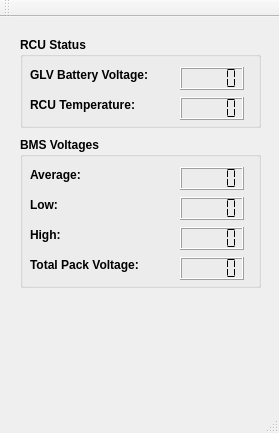
Before: the Qt Designer form Telemetry/HyTechTelemetry/mainwindow.ui in hytech-racing/code-2022, drawn with Qt 5.
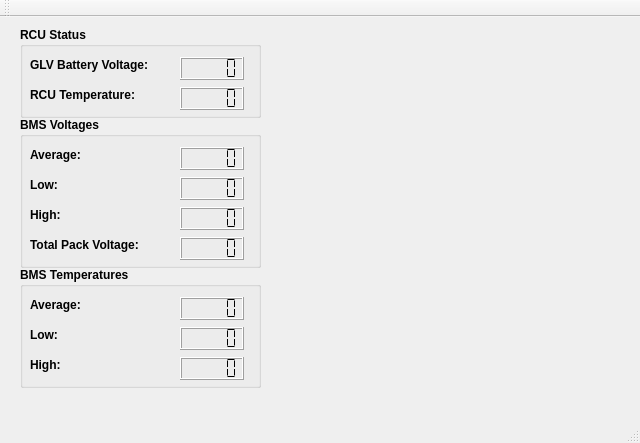
After: the same form once the commit is applied.

What changed in the file:
```diff
--- a/Telemetry/HyTechTelemetry/mainwindow.ui
+++ b/Telemetry/HyTechTelemetry/mainwindow.ui
@@ -6,8 +6,8 @@
    <rect>
     <x>0</x>
     <y>0</y>
-    <width>279</width>
-    <height>433</height>
+    <width>640</width>
+    <height>443</height>
    </rect>
   </property>
   <property name="windowTitle">
@@ -18,7 +18,7 @@
     <property name="geometry">
      <rect>
       <x>20</x>
-      <y>20</y>
+      <y>10</y>
       <width>241</width>
       <height>91</height>
      </rect>
@@ -104,7 +104,7 @@
     <property name="geometry">
      <rect>
       <x>20</x>
-      <y>120</y>
+      <y>100</y>
       <width>241</width>
       <height>151</height>
      </rect>
@@ -235,6 +235,112 @@
      </property>
     </widget>
    </widget>
+   <widget class="QGroupBox" name="bms_temps_group">
+    <property name="geometry">
+     <rect>
+      <x>20</x>
+      <y>250</y>
+      <width>241</width>
+      <height>121</height>
+     </rect>
+    </property>
+    <property name="font">
+     <font>
+      <weight>75</weight>
+      <bold>true</bold>
+     </font>
+    </property>
+    <property name="title">
+     <string>BMS Temperatures</string>
+    </property>
+    <widget class="QLabel" name="bms_high_temp_label">
+     <property name="geometry">
+      <rect>
+       <x>10</x>
+       <y>90</y>
+       <width>60</width>
+       <height>16</height>
+      </rect>
+     </property>
+     <property name="text">
+      <string>High:</string>
+     </property>
+    </widget>
+    <widget class="QLabel" name="bms_avg_temp_label">
+     <property name="geometry">
+      <rect>
+       <x>10</x>
+       <y>30</y>
+       <width>60</width>
+       <height>16</height>
+      </rect>
+     </property>
+     <property name="text">
+      <string>Average:</string>
+     </property>
+    </widget>
+    <widget class="QLabel" name="bms_low_temp_label">
+     <property name="geometry">
+      <rect>
+       <x>10</x>
+       <y>60</y>
+       <width>60</width>
+       <height>16</height>
+      </rect>
+     </property>
+     <property name="text">
+      <string>Low:</string>
+     </property>
+    </widget>
+    <widget class="QLCDNumber" name="bms_high_temp">
+     <property name="geometry">
+      <rect>
+       <x>160</x>
+       <y>90</y>
+       <width>64</width>
+       <height>23</height>
+      </rect>
+     </property>
+     <property name="smallDecimalPoint">
+      <bool>false</bool>
+     </property>
+     <property name="segmentStyle">
+      <enum>QLCDNumber::Flat</enum>
+     </property>
+    </widget>
+    <widget class="QLCDNumber" name="bms_low_temp">
+     <property name="geometry">
+      <rect>
+       <x>160</x>
+       <y>60</y>
+       <width>64</width>
+       <height>23</height>
+      </rect>
+     </property>
+     <property name="smallDecimalPoint">
+      <bool>false</bool>
+     </property>
+     <property name="segmentStyle">
+      <enum>QLCDNumber::Flat</enum>
+     </property>
+    </widget>
+    <widget class="QLCDNumber" name="bms_avg_temp">
+     <property name="geometry">
+      <rect>
+       <x>160</x>
+       <y>30</y>
+       <width>64</width>
+       <height>23</height>
+      </rect>
+     </property>
+     <property name="smallDecimalPoint">
+      <bool>false</bool>
+     </property>
+     <property name="segmentStyle">
+      <enum>QLCDNumber::Flat</enum>
+     </property>
+    </widget>
+   </widget>
   </widget>
   <widget class="QMenuBar" name="menuBar">
    <property name="geometry">
```
Left out of the diff: 2 changed lines with no effect on the pictures.
